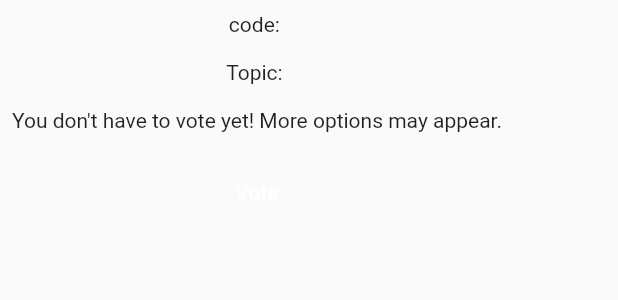
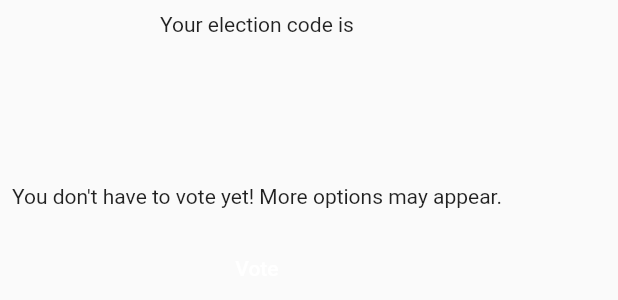
Before and after one commit to johnpryan/letsvote, a Flutter app: the BallotPage widget shown alone on an empty page, opened directly with empty values, on a phone screen of 412 x 824 dp. Shown: the top 300 px of the screen. Run offline on Flutter 3.47's test engine with Material 2 defaults, Android fonts, the light colour scheme and no system bars; our stand-ins replace shelf, yaml; missing offline and left inert: dart:html, requester, shelf_route; generated files the repository leaves out were written again; statements that could not run were skipped.

Commit message:
UI tweaks

```diff
--- a/letsvote_mobile/lib/widgets/letsvote.dart
+++ b/letsvote_mobile/lib/widgets/letsvote.dart
@@ -5,6 +5,9 @@ import 'package:letsvote/model.dart';
 import 'package:letsvote/services.dart';
 import 'package:letsvote/views.dart';
 import 'package:letsvote_mobile/services.dart';
+
+const TextStyle codeStyle = const TextStyle(fontSize: 24.0, fontWeight: FontWeight.bold);
+const TextStyle topicStyle = const TextStyle(fontSize: 20.0, fontWeight: FontWeight.bold);
 
 class LetsVote extends StatefulWidget {
   _LetsVoteState createState() => new _LetsVoteState();
@@ -320,7 +323,8 @@ class _UsernamePageState extends State<UsernamePage> {
   Widget build(BuildContext context) {
     return new PaddedColumn(
       children: <Widget>[
-        new Text("code: ${election.id}"),
+        new Text("Your election code is"),
+        new Text("${election.id}", style: codeStyle,),
         new Text("Enter your name:"),
         new TextField(controller: textController),
         new MaterialButton(
@@ -353,8 +357,9 @@ class _IdeaSubmissionPageState extends State<IdeaSubmissionPage> {
       padding: new EdgeInsets.all(8.0),
       children: <Widget>[
         new Text("Enter an Idea"),
-        new Text("code: ${election.id}"),
-        new Text("Topic: ${election.topic}"),
+        new Text("Your election code is"),
+        new Text("${election.id}", style: codeStyle,),
+        new Text("${election.topic}",style: topicStyle),
         new TextField(controller: textController),
         new MaterialButton(
           color: Colors.blueGrey,
@@ -383,8 +388,9 @@ class _BallotPage extends State<BallotPage> {
 
   Widget build(BuildContext context) {
     var children = <Widget>[
-      new Text("code: ${election.id}"),
-      new Text("Topic: ${election.topic}"),
+      new Text("Your election code is"),
+      new Text("${election.id}", style: codeStyle,),
+      new Text("${election.topic}",style: topicStyle),
       new Text("You don't have to vote yet! More options may appear."),
     ];
 
@@ -438,8 +444,9 @@ class _WaitingForVotesPageState extends State<WaitingForVotesPage> {
 
   Widget build(BuildContext context) {
     var children = <Widget>[
-      new Text("code: ${election.id}"),
-      new Text("Topic: ${election.topic}"),
+      new Text("Your election code is"),
+      new Text("${election.id}", style: codeStyle,),
+      new Text("${election.topic}",style: topicStyle),
       new Text("waiting for the polls to close..."),
     ];
 
@@ -475,8 +482,7 @@ class _ResultsPageState extends State<ResultsPage> {
 
   Widget build(BuildContext context) {
     var children = <Widget>[
-      new Text("code: ${election.id}"),
-      new Text("Topic: ${election.topic}"),
+      new Text("${election.topic}",style: topicStyle),
       new Text("Winner: ${election.winner.name}"),
       new Text("Author: ${election.winner.authorName}"),
       new Text("Votes: ${election.winner.votes}"),
```
Also changed, not shown: 1 other file.
